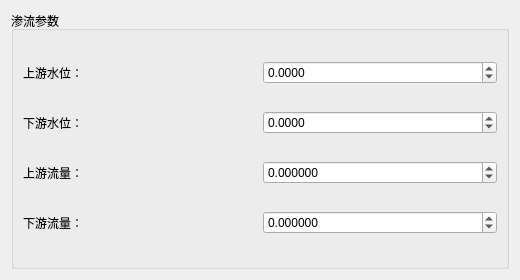
Old version of the form plugins/Base_Slover/SeepageWidget.ui in the repository asd977/base_cae.
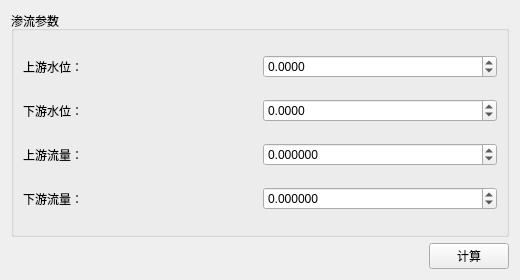
New version of the form.

Commit message: 优化渗流分析交互并新增统一计算入口

What changed in the file:
```diff
--- a/plugins/Base_Slover/SeepageWidget.ui
+++ b/plugins/Base_Slover/SeepageWidget.ui
@@ -71,6 +71,21 @@
      </layout>
     </widget>
    </item>
+   <item>
+    <layout class="QHBoxLayout" name="horizontalLayoutCompute">
+     <item>
+      <spacer name="horizontalSpacerCompute">
+       <property name="orientation"><enum>Qt::Horizontal</enum></property>
+       <property name="sizeHint" stdset="0"><size><width>40</width><height>20</height></size></property>
+      </spacer>
+     </item>
+     <item>
+      <widget class="QPushButton" name="btnCompute">
+       <property name="text"><string>计算</string></property>
+      </widget>
+     </item>
+    </layout>
+   </item>
   </layout>
  </widget>
  <resources/>
```
The commit also changes 7 other files.
